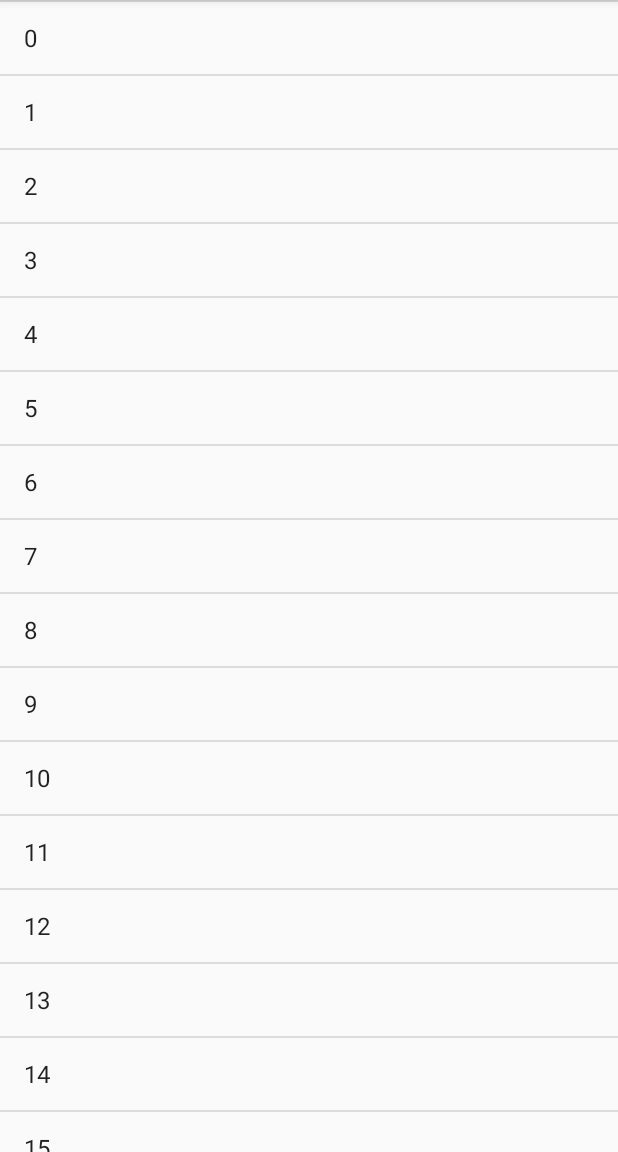
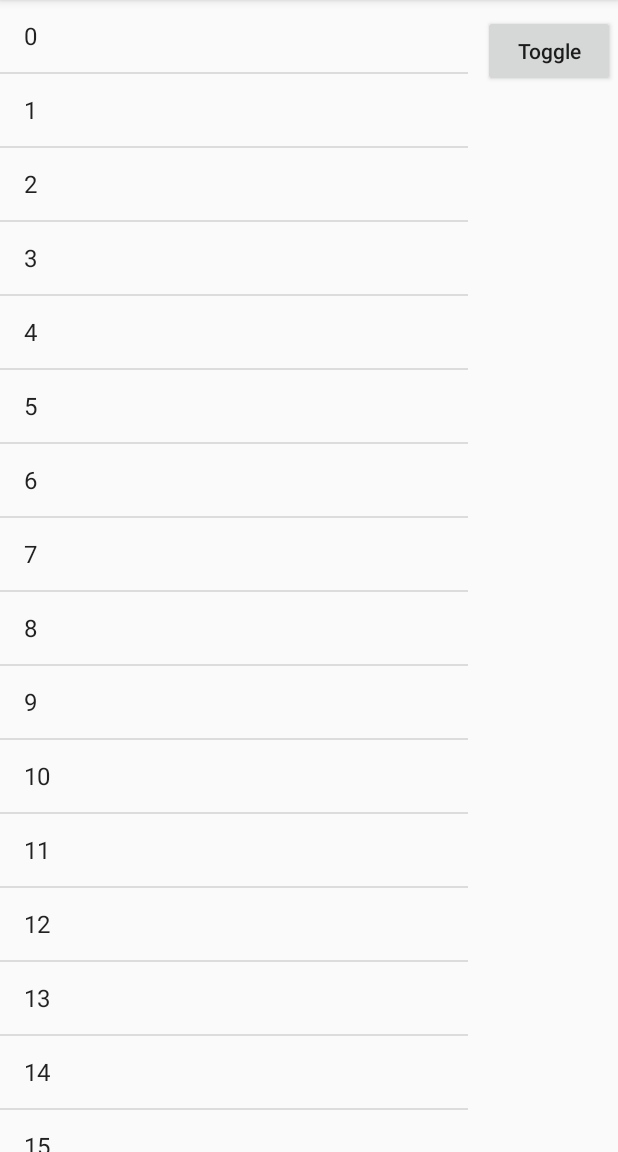
Before and after one commit to happyfsyy/MyCustomVIew, an Android app: the screen it shows after launch (MeiTuanListViewAct before the commit, SlidingMenuAct after it), on a phone screen of 412 x 824 dp, the part 84-1236 px from its top. Run offline under Robolectric (Android 15) with nearby library versions, the phone set to English and light mode, and no system bars.

Commit message:
slidingmenu

```diff
--- a/app/src/main/AndroidManifest.xml
+++ b/app/src/main/AndroidManifest.xml
@@ -38,6 +38,8 @@
         <activity android:name=".activity.MeiTuanHeaderViewAnimationAct">
         </activity>
         <activity android:name=".activity.MeiTuanListViewAct">
+        </activity>
+        <activity android:name=".activity.SlidingMenuAct">
             <intent-filter>
                 <action android:name="android.intent.action.MAIN"/>
                 <category android:name="android.intent.category.LAUNCHER"/>
--- /dev/null
+++ b/app/src/main/java/com/example/mycustomview/activity/SlidingMenuAct.java
@@ -0,0 +1,58 @@
+package com.example.mycustomview.activity;
+
+import android.os.Bundle;
+import android.support.annotation.Nullable;
+import android.support.v7.app.AppCompatActivity;
+import android.view.View;
+import android.widget.AdapterView;
+import android.widget.ArrayAdapter;
+import android.widget.Button;
+import android.widget.ListView;
+import android.widget.Toast;
+
+import com.example.mycustomview.R;
+import com.example.mycustomview.utils.LogUtil;
+import com.example.mycustomview.viewgroup.SlidingMenu;
+
+import java.util.ArrayList;
+import java.util.List;
+
+public class SlidingMenuAct extends AppCompatActivity {
+    private ListView listView;
+    private List<String> data=new ArrayList<>();
+    private Button toggle;
+    private SlidingMenu slidingMenu;
+    @Override
+    protected void onCreate(@Nullable Bundle savedInstanceState) {
+        super.onCreate(savedInstanceState);
+        setContentView(R.layout.activity_sliding_menu);
+        //这些是为了测试屏幕宽度，测试horizontalScrollView的功能的
+        float density=getResources().getDisplayMetrics().density;
+        int widthpx=getResources().getDisplayMetrics().widthPixels;
+        float widthDp=widthpx/density;
+        LogUtil.e("density: "+density+"\twidthpx: "+widthpx+
+                "\twidthDp: "+widthDp);
+
+        listView=findViewById(R.id.sliding_menu_listview);
+        toggle=findViewById(R.id.sliding_menu_toggle);
+        slidingMenu=findViewById(R.id.sliding_menu);
+        for(int i=0;i<20;i++){
+            data.add(String.valueOf(i));
+        }
+        ArrayAdapter<String> adapter=new ArrayAdapter<>(this,android.R.layout.simple_list_item_1,data);
+        listView.setAdapter(adapter);
+        listView.setOnItemClickListener(new AdapterView.OnItemClickListener() {
+            @Override
+            public void onItemClick(AdapterView<?> parent, View view, int position, long id) {
+                Toast.makeText(SlidingMenuAct.this, data.get(position), Toast.LENGTH_SHORT).show();
+            }
+        });
+        toggle.setOnClickListener(new View.OnClickListener() {
+            @Override
+            public void onClick(View v) {
+                slidingMenu.toggle();
+            }
+        });
+
+    }
+}
--- /dev/null
+++ b/app/src/main/java/com/example/mycustomview/viewgroup/SlidingMenu.java
@@ -0,0 +1,123 @@
+package com.example.mycustomview.viewgroup;
+
+import android.content.Context;
+import android.content.res.TypedArray;
+import android.util.AttributeSet;
+import android.util.TypedValue;
+import android.view.MotionEvent;
+import android.view.View;
+import android.view.ViewConfiguration;
+import android.view.ViewGroup;
+import android.widget.HorizontalScrollView;
+import android.widget.LinearLayout;
+
+import com.example.mycustomview.R;
+import com.example.mycustomview.utils.DisplayUtil;
+import com.example.mycustomview.utils.LogUtil;
+
+/**
+ * 侧滑菜单，参考：<href>https://blog.csdn.net/lmj623565791/article/details/39185641</href>
+ *
+ */
+public class SlidingMenu extends HorizontalScrollView {
+    private int mScreenWidth;
+    private int mMenuRightPadding;
+    private int mMenuWidth;
+    private int mHalfMenuWidth;
+    private boolean once;
+    private boolean isOpen;
+    private boolean isSliding;
+    private int touchSlop;
+    private float xDown;
+    private float xMove;
+
+    public SlidingMenu(Context context, AttributeSet attrs) {
+        this(context, attrs,0);
+    }
+    public SlidingMenu(Context context, AttributeSet attrs, int defStyleAttr) {
+        super(context, attrs, defStyleAttr);
+        touchSlop= ViewConfiguration.get(context).getScaledTouchSlop();
+        mScreenWidth=getResources().getDisplayMetrics().widthPixels;
+        TypedArray typedArray=context.obtainStyledAttributes(attrs,R.styleable.SlidingMenu,defStyleAttr,0);
+        mMenuRightPadding=typedArray.getDimensionPixelSize(R.styleable.SlidingMenu_rightPadding,
+                (int)TypedValue.applyDimension(TypedValue.COMPLEX_UNIT_DIP,50,getResources().getDisplayMetrics()));
+        typedArray.recycle();
+    }
+
+    @Override
+    protected void onMeasure(int widthMeasureSpec, int heightMeasureSpec) {
+        LogUtil.e("onMeasure");
+        if(!once){
+            LinearLayout wrapper=(LinearLayout)getChildAt(0);
+            ViewGroup menu=(ViewGroup)wrapper.getChildAt(0);
+            ViewGroup content=(ViewGroup)wrapper.getChildAt(1);
+            mMenuWidth=mScreenWidth-mMenuRightPadding;
+            mHalfMenuWidth=mMenuWidth/2;
+            menu.getLayoutParams().width=mMenuWidth;
+            content.getLayoutParams().width=mScreenWidth;
+        }
+        super.onMeasure(widthMeasureSpec, heightMeasureSpec);
+    }
+
+    @Override
+    protected void onLayout(boolean changed, int l, int t, int r, int b) {
+        LogUtil.e("onLayout");
+        super.onLayout(changed, l, t, r, b);
+        if(changed){
+            this.scrollTo(mMenuWidth,0);
+            once=true;
+        }
+    }
+
+    @Override
+    public boolean onTouchEvent(MotionEvent ev) {
+        int action=ev.getAction();
+        switch (action){
+            case MotionEvent.ACTION_DOWN:
+                xDown=ev.getRawX();
+                break;
+            case MotionEvent.ACTION_MOVE:
+                xMove=ev.getRawX();
+                int offset=(int)(xMove-xDown);
+                if(!isOpen&&offset>touchSlop){
+                    isSliding=true;
+                }
+                if(isOpen&&-offset>touchSlop){
+                    isSliding=true;
+                }
+                break;
+            case MotionEvent.ACTION_UP:
+                int scrollX=getScrollX();
+                if(isSliding){
+                    if(scrollX>mHalfMenuWidth){
+                        this.smoothScrollTo(mMenuWidth,0);
+                        isOpen=false;
+                    }else{
+                        this.smoothScrollTo(0,0);
+                        isOpen=true;
+                    }
+                    isSliding=false;
+                }
+                return true;
+        }
+        return super.onTouchEvent(ev);
+    }
+    public void openMenu(){
+        if(isOpen)
+            return;
+        this.smoothScrollTo(0,0);
+        isOpen=true;
+    }
+    public void closeMenu(){
+        if(isOpen){
+            this.smoothScrollTo(mMenuWidth,0);
+            isOpen=false;
+        }
+    }
+    public void toggle(){
+        if(isOpen)
+            closeMenu();
+        else
+            openMenu();
+    }
+}
--- /dev/null
+++ b/app/src/main/res/layout/activity_sliding_menu.xml
@@ -0,0 +1,32 @@
+<?xml version="1.0" encoding="utf-8"?>
+<com.example.mycustomview.viewgroup.SlidingMenu
+    xmlns:android="http://schemas.android.com/apk/res/android"
+    xmlns:app="http://schemas.android.com/apk/res-auto"
+    android:layout_width="match_parent"
+    android:layout_height="match_parent"
+    android:scrollbars="none"
+    app:rightPadding="100dp"
+    android:id="@+id/sliding_menu">
+    <LinearLayout
+        android:layout_width="wrap_content"
+        android:layout_height="match_parent"
+        android:orientation="horizontal">
+        <ListView
+            android:id="@+id/sliding_menu_listview"
+            android:layout_width="match_parent"
+            android:layout_height="match_parent">
+        </ListView>
+        <LinearLayout
+            android:layout_width="match_parent"
+            android:layout_height="match_parent"
+            android:orientation="vertical">
+            <Button
+                android:id="@+id/sliding_menu_toggle"
+                android:layout_width="wrap_content"
+                android:layout_height="wrap_content"
+                android:text="Toggle"
+                android:textAllCaps="false"
+                android:layout_margin="10dp"/>
+        </LinearLayout>
+    </LinearLayout>
+</com.example.mycustomview.viewgroup.SlidingMenu>
--- a/app/src/main/res/values/attrs.xml
+++ b/app/src/main/res/values/attrs.xml
@@ -37,4 +37,8 @@
         <attr name="splitSize" format="integer"/>
         <attr name="bgImage" format="reference"/>
     </declare-styleable>
+
+    <declare-styleable name="SlidingMenu">
+        <attr name="rightPadding" format="dimension"/>
+    </declare-styleable>
 </resources>
--- a/app/src/main/res/values/colors.xml
+++ b/app/src/main/res/values/colors.xml
@@ -4,4 +4,7 @@
     <color name="colorPrimaryDark">#00574B</color>
     <color name="colorAccent">#D81B60</color>
     <color name="numberBackground">#ADD597</color>
+    <color name="colo1">#33ff00ff</color>
+    <color name="colo2">#338fff00</color>
+    <color name="color3">#3300ffff</color>
 </resources>
```
